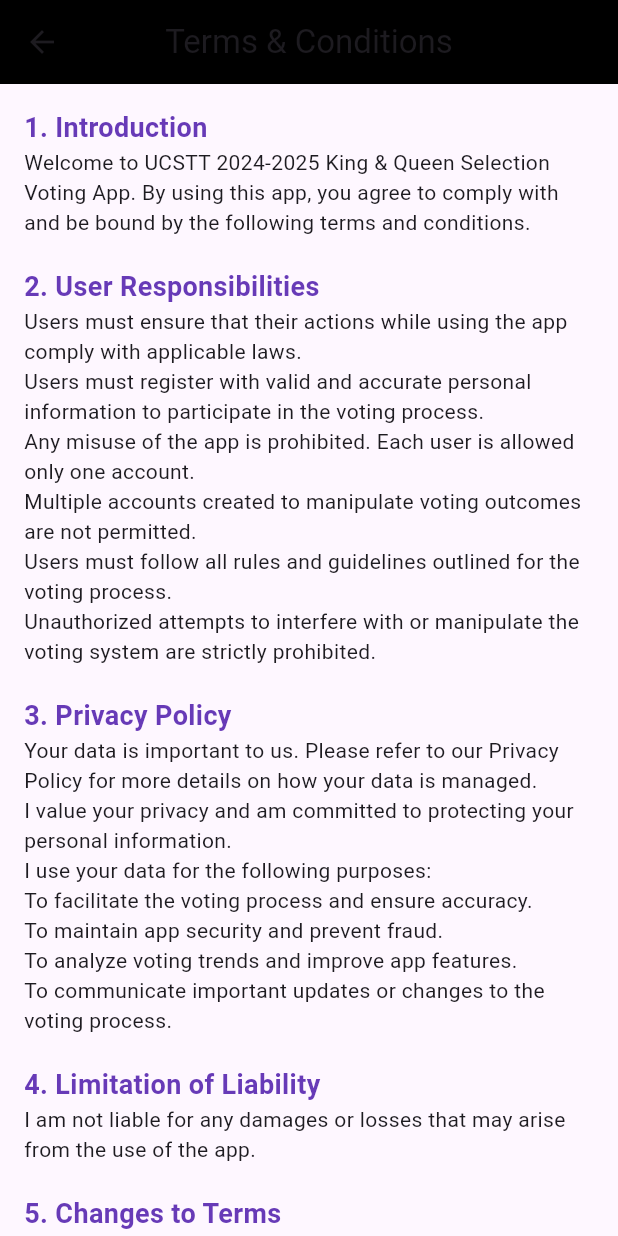
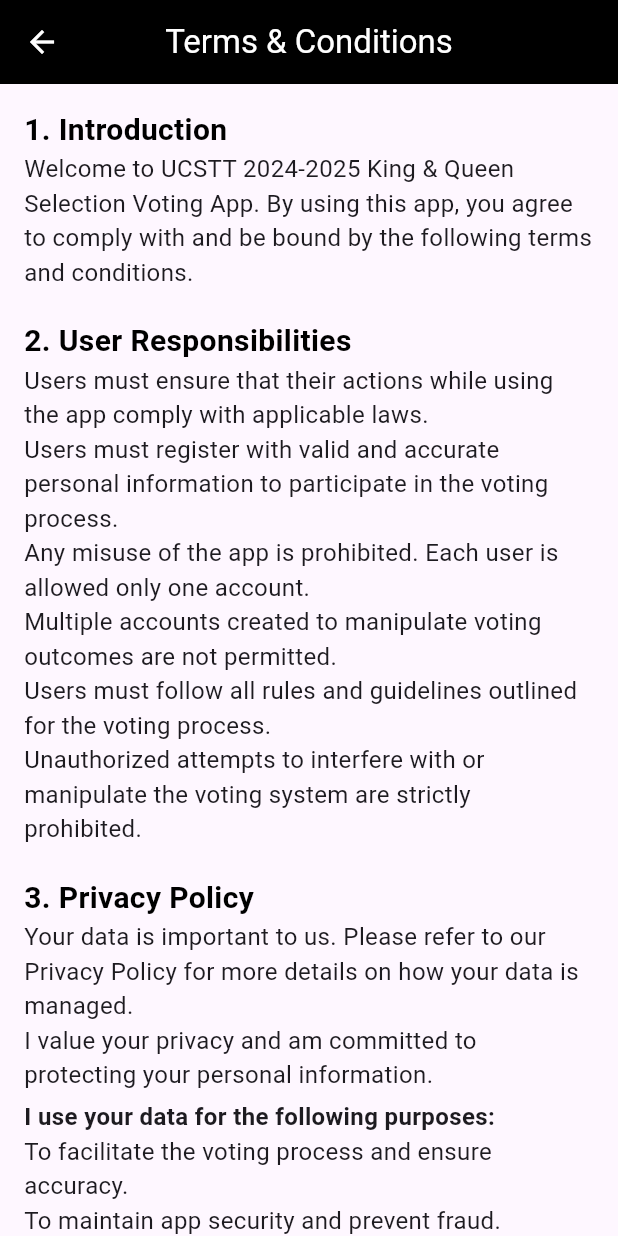
Before and after one commit to minnaingpaingoo/ucstt_voting, a Flutter app: the TermsAndConditions screen opened directly, on a phone screen of 412 x 824 dp. Run offline on Flutter 3.47's test engine with Material 3 defaults, Android fonts, the phone set to English and light mode, and no system bars; our stand-ins replace cloud_firestore, curved_navigation_bar, firebase_auth, firebase_core, flutter_spinkit, image_picker and 3 more; accounts and stored records are empty.

Commit message:
modified:   lib/user/terms_and_conditions.dart

```diff
--- a/lib/services/database.dart
+++ b/lib/services/database.dart
@@ -225,13 +225,13 @@
       });
   }
 
-  Stream<QuerySnapshot<Object?>> getTopThreeSelection(String categoryId){
+  Stream<QuerySnapshot<Object?>> getTopFiveSelection(String categoryId){
     return FirebaseFirestore.instance
       .collection('Categories')
       .doc(categoryId)
       .collection('Selections')
       .orderBy('Votes', descending: true)
-      .limit(3)
+      .limit(5)
       .snapshots();
   }
 
--- a/lib/user/home.dart
+++ b/lib/user/home.dart
@@ -60,6 +60,9 @@
 
   sharedpref() async{
     name = await SharedPreferenceHelper().getUserName();
+    setState(() {
+
+    });
   }
 
   @override
--- a/lib/user/profile.dart
+++ b/lib/user/profile.dart
@@ -602,6 +602,7 @@
             label: "Delete Account",
             onTap: () => deleteAccount(context),
           ),
+          const SizedBox(height: 10),
         ],
       ),
     );
--- a/lib/user/terms_and_conditions.dart
+++ b/lib/user/terms_and_conditions.dart
@@ -8,6 +8,7 @@
     return Scaffold(
       appBar: AppBar(
         title: const Text('Terms & Conditions'),
+        foregroundColor: Colors.white,
         backgroundColor: Colors.black,
         centerTitle: true,
       ),
@@ -20,36 +21,68 @@
       padding: const EdgeInsets.all(16.0),
       child: Column(
         crossAxisAlignment: CrossAxisAlignment.start,
+        mainAxisAlignment: MainAxisAlignment.spaceEvenly,
         children: [
           _sectionTitle("1. Introduction"),
           const Text(
             "Welcome to UCSTT 2024-2025 King & Queen Selection Voting App. By using this app, you agree to comply with and be bound by the following terms and conditions.",
+            style: TextStyle(
+              fontSize: 16,
+            ),
           ),
           const SizedBox(height: 20),
           _sectionTitle("2. User Responsibilities"),
           const Text(
             "Users must ensure that their actions while using the app comply with applicable laws. \nUsers must register with valid and accurate personal information to participate in the voting process. \nAny misuse of the app is prohibited. Each user is allowed only one account. \nMultiple accounts created to manipulate voting outcomes are not permitted. \nUsers must follow all rules and guidelines outlined for the voting process. \nUnauthorized attempts to interfere with or manipulate the voting system are strictly prohibited.",
+            style: TextStyle(
+              fontSize: 16,
+            ),
           ),
           const SizedBox(height: 20),
           _sectionTitle("3. Privacy Policy"),
           const Text(
             "Your data is important to us. Please refer to our Privacy Policy for more details on how your data is managed.\nI value your privacy and am committed to protecting your personal information.",
+            style: TextStyle(
+              fontSize: 16,
+            ),
           ),
-          const Text("I use your data for the following purposes: \nTo facilitate the voting process and ensure accuracy. \nTo maintain app security and prevent fraud. \nTo analyze voting trends and improve app features. \nTo communicate important updates or changes to the voting process."),
+          const SizedBox(height: 5),
+          const Text(
+            "I use your data for the following purposes:",
+            style: TextStyle(
+              fontSize: 16,
+              fontWeight: FontWeight.bold,
+            ),
+          ),
+          const Text(
+            "To facilitate the voting process and ensure accuracy. \nTo maintain app security and prevent fraud. \nTo analyze voting trends and improve app features. \nTo communicate important updates or changes to the voting process.",
+            style: TextStyle(
+              fontSize: 16,
+            ),
+          ),
           const SizedBox(height: 20),
           _sectionTitle("4. Limitation of Liability"),
           const Text(
             "I am not liable for any damages or losses that may arise from the use of the app.",
+            style: TextStyle(
+              fontSize: 16,
+            ),
           ),
           const SizedBox(height: 20),
           _sectionTitle("5. Changes to Terms"),
           const Text(
             "I reserve the right to update these terms at any time. Changes will be effective immediately upon posting.",
+            style: TextStyle(
+              fontSize: 16,
+            ),
           ),
           const SizedBox(height: 20),
           _sectionTitle("6. Contact Us"),
           const Text(
             "For questions or concerns regarding these terms, contact me at naingpaingoo@gmail.com.",
+            style: TextStyle(
+              fontSize: 16,
+            ),
           ),
         ],
       ),
@@ -60,9 +93,9 @@
     return Text(
       title,
       style: const TextStyle(
-        fontSize: 18,
+        fontSize: 20,
         fontWeight: FontWeight.bold,
-        color: Colors.deepPurple,
+        color: Colors.black,
       ),
     );
   }
```
Also changed, not shown: lib/admin/admin_dashboard.dart (+2 -68 lines), lib/admin/master_setting.dart (+37 -2 lines), lib/admin/view_all_selections_list.dart (added, +94 -0 lines), lib/admin/widget/sidebar.dart (+0 -16 lines).
